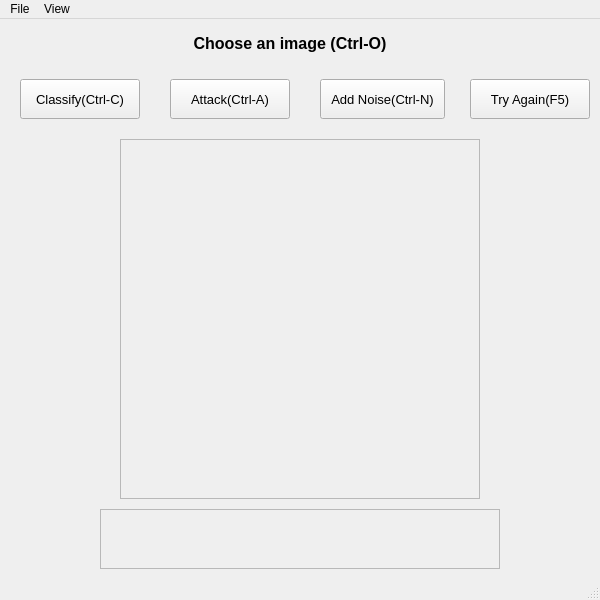
The window that mainwindow.ui (sShaAanGg/python-final) describes before a commit, drawn with Qt 5.
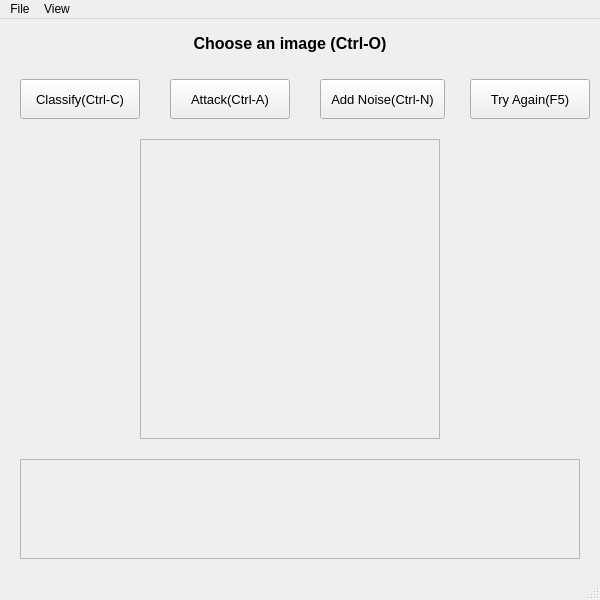
The same window after the commit.

Commit message: Modify image area and result text size

```diff
--- a/mainwindow.ui
+++ b/mainwindow.ui
@@ -158,10 +158,10 @@
    <widget class="QScrollArea" name="scrollArea">
     <property name="geometry">
      <rect>
-      <x>120</x>
+      <x>140</x>
       <y>120</y>
-      <width>360</width>
-      <height>360</height>
+      <width>300</width>
+      <height>300</height>
      </rect>
     </property>
     <property name="sizeAdjustPolicy">
@@ -178,8 +178,8 @@
       <rect>
        <x>0</x>
        <y>0</y>
-       <width>358</width>
-       <height>358</height>
+       <width>298</width>
+       <height>298</height>
       </rect>
      </property>
      <property name="text">
@@ -220,10 +220,10 @@
    <widget class="QFrame" name="frame">
     <property name="geometry">
      <rect>
-      <x>100</x>
-      <y>490</y>
-      <width>400</width>
-      <height>60</height>
+      <x>20</x>
+      <y>440</y>
+      <width>560</width>
+      <height>100</height>
      </rect>
     </property>
     <property name="frameShape">
@@ -250,7 +250,7 @@
       <string/>
      </property>
      <property name="alignment">
-      <set>Qt::AlignLeading|Qt::AlignLeft|Qt::AlignVCenter</set>
+      <set>Qt::AlignCenter</set>
      </property>
      <property name="isVisible" stdset="0">
       <bool>false</bool>
```
The commit also changes 1 other file.
